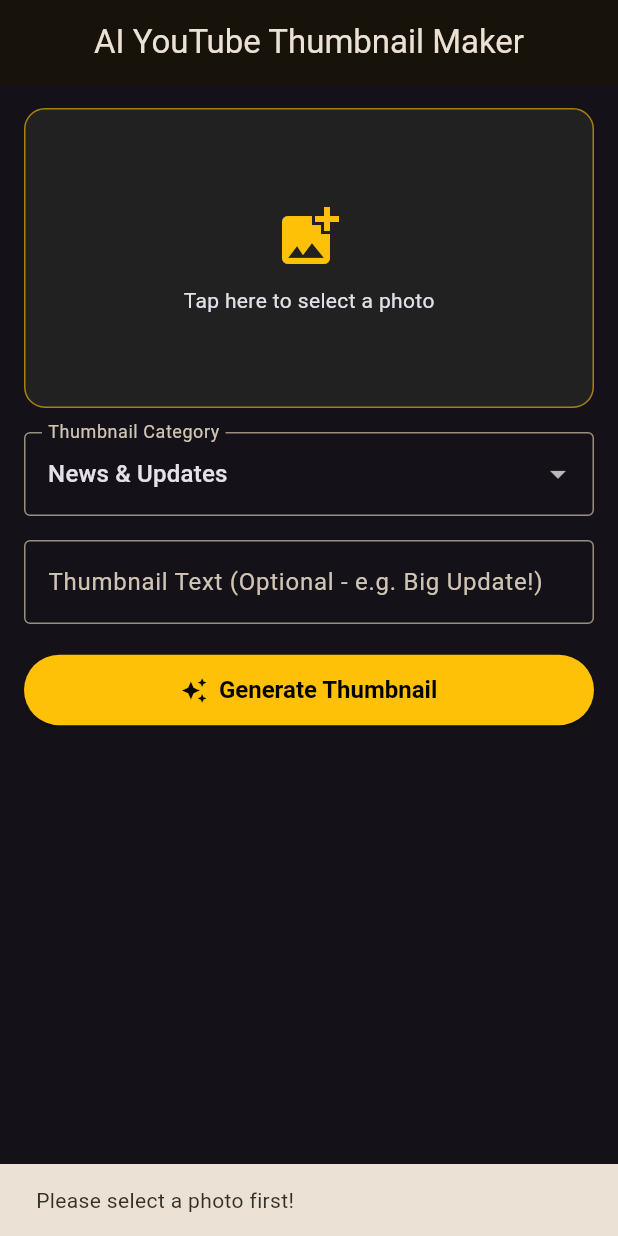
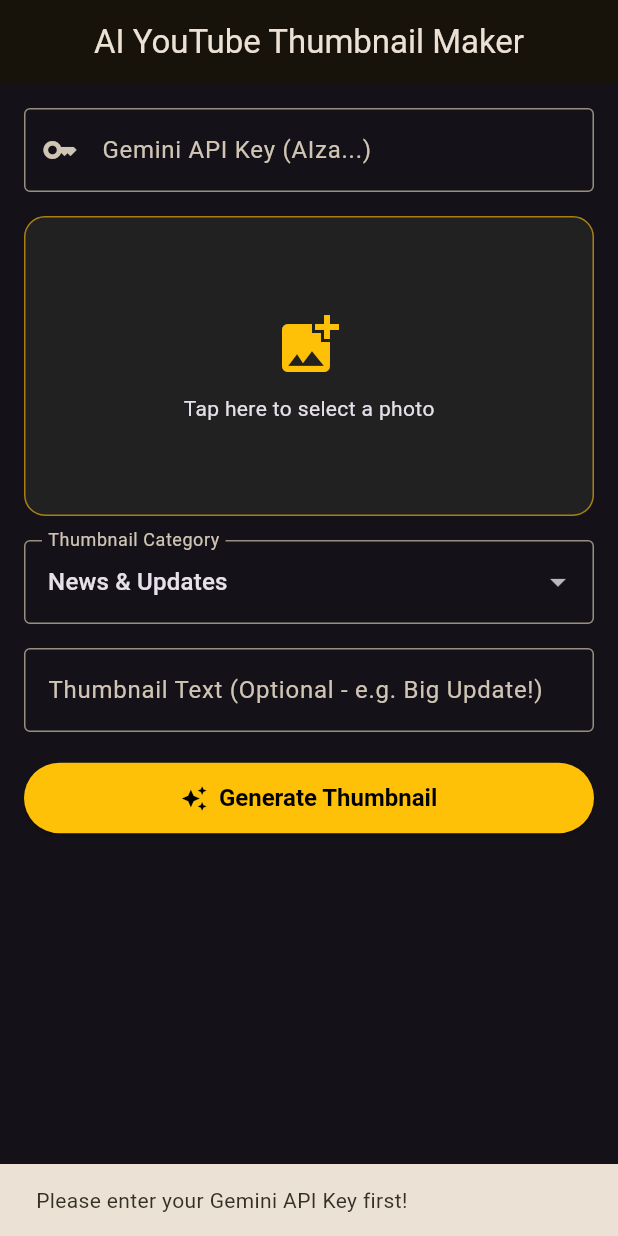
Before and after one commit to Varshinikanakala/TELUGU-THUMBNAIL, a Flutter app: the screen it shows after launch, after a tap on "Generate Thumbnail", on a phone screen of 412 x 824 dp. Run offline on Flutter 3.47's test engine with Material 3 defaults, Android fonts, the phone set to English and light mode, and no system bars; our stand-ins replace image_picker.

Commit message:
Refactor thumbnail generation and add API key input
Updated thumbnail generation logic to use Uint8List for image bytes instead of a URL. Added API key input field for Gemini API and improved error handling.

```diff
--- a/lib/main.dart
+++ b/lib/main.dart
@@ -1,5 +1,6 @@
 import 'dart:convert';
 import 'dart:io';
+import 'dart:typed_data';
 import 'package:flutter/material.dart';
 import 'package:image_picker/image_picker.dart';
 import 'package:http/http.dart' as http;
@@ -36,7 +37,7 @@ class ThumbnailHomePage extends StatefulWidget {
 
 class _ThumbnailHomePageState extends State<ThumbnailHomePage> {
   File? _selectedImage;
-  String? _generatedImageUrl;
+  Uint8List? _generatedImageBytes;
   bool _isLoading = false;
 
   String _selectedCategory = 'News & Updates';
@@ -48,22 +49,29 @@ class _ThumbnailHomePageState extends State<ThumbnailHomePage> {
     'Gaming & Mass',
   ];
 
+  final TextEditingController _apiKeyController = TextEditingController();
   final TextEditingController _titleController = TextEditingController();
   final ImagePicker _picker = ImagePicker();
-
-  final String _apiEndpoint = 'https://YOUR-BACKEND-URL/generate-thumbnail';
 
   Future<void> _pickImage() async {
     final XFile? picked = await _picker.pickImage(source: ImageSource.gallery);
     if (picked != null) {
       setState(() {
         _selectedImage = File(picked.path);
-        _generatedImageUrl = null;
+        _generatedImageBytes = null;
       });
     }
   }
 
   Future<void> _generateThumbnail() async {
+    final apiKey = _apiKeyController.text.trim();
+    if (apiKey.isEmpty) {
+      ScaffoldMessenger.of(context).showSnackBar(
+        const SnackBar(content: Text('Please enter your Gemini API Key first!')),
+      );
+      return;
+    }
+
     if (_selectedImage == null) {
       ScaffoldMessenger.of(context).showSnackBar(
         const SnackBar(content: Text('Please select a photo first!')),
@@ -73,35 +81,76 @@ class _ThumbnailHomePageState extends State<ThumbnailHomePage> {
 
     setState(() {
       _isLoading = true;
+      _generatedImageBytes = null;
     });
 
     try {
       final bytes = await _selectedImage!.readAsBytes();
       final base64Image = base64Encode(bytes);
+      final headline = _titleController.text.trim();
+
+      final prompt =
+          'Create a high-click-through-rate 16:9 YouTube thumbnail using the person/subject from this image. '
+          'Keep the person\'s face and identity exactly the same. '
+          'Style/Category: $_selectedCategory. '
+          '${headline.isNotEmpty ? 'Add bold, eye-catching 3D thumbnail text: "$headline". ' : ''}'
+          'Use dramatic studio lighting, vibrant background, high contrast, and professional YouTube thumbnail composition.';
+
+      final url = Uri.parse(
+        'https://generativelanguage.googleapis.com/v1beta/models/gemini-3.1-flash-image:generateContent?key=$apiKey',
+      );
 
       final response = await http.post(
-        Uri.parse(_apiEndpoint),
+        url,
         headers: {'Content-Type': 'application/json'},
         body: jsonEncode({
-          'image_base64': base64Image,
-          'category': _selectedCategory,
-          'headline': _titleController.text.trim(),
-          'aspect_ratio': '16:9',
+          'contents': [
+            {
+              'parts': [
+                {'text': prompt},
+                {
+                  'inlineData': {
+                    'mimeType': 'image/jpeg',
+                    'data': base64Image,
+                  }
+                }
+              ]
+            }
+          ],
+          'generationConfig': {
+            'responseModalities': ['TEXT', 'IMAGE'],
+          }
         }),
       );
 
       if (response.statusCode == 200) {
         final data = jsonDecode(response.body);
-        setState(() {
-          _generatedImageUrl = data['thumbnail_url'];
-        });
+        final parts = data['candidates']?[0]?['content']?['parts'] as List?;
+        Uint8List? imageBytes;
+
+        if (parts != null) {
+          for (final part in parts) {
+            if (part['inlineData'] != null && part['inlineData']['data'] != null) {
+              imageBytes = base64Decode(part['inlineData']['data']);
+              break;
+            }
+          }
+        }
+
+        if (imageBytes != null) {
+          setState(() {
+            _generatedImageBytes = imageBytes;
+          });
+        } else {
+          throw Exception('No image returned by Gemini. Try again.');
+        }
       } else {
-        throw Exception('Server error: ${response.statusCode}');
+        throw Exception('API Error ${response.statusCode}: ${response.body}');
       }
     } catch (e) {
       if (mounted) {
         ScaffoldMessenger.of(context).showSnackBar(
-          SnackBar(content: Text('Failed to generate thumbnail: $e')),
+          SnackBar(content: Text('Error: $e')),
         );
       }
     } finally {
@@ -125,6 +174,16 @@ class _ThumbnailHomePageState extends State<ThumbnailHomePage> {
         child: Column(
           crossAxisAlignment: CrossAxisAlignment.stretch,
           children: [
+            TextField(
+              controller: _apiKeyController,
+              obscureText: true,
+              decoration: const InputDecoration(
+                labelText: 'Gemini API Key (AIza...)',
+                border: OutlineInputBorder(),
+                prefixIcon: Icon(Icons.key),
+              ),
+            ),
+            const SizedBox(height: 16),
             GestureDetector(
               onTap: _pickImage,
               child: Container(
@@ -190,7 +249,7 @@ class _ThumbnailHomePageState extends State<ThumbnailHomePage> {
               ),
             ),
             const SizedBox(height: 24),
-            if (_generatedImageUrl != null) ...[
+            if (_generatedImageBytes != null) ...[
               const Text(
                 'Generated Thumbnail:',
                 style: TextStyle(fontSize: 16, fontWeight: FontWeight.bold),
@@ -200,7 +259,7 @@ class _ThumbnailHomePageState extends State<ThumbnailHomePage> {
                 aspectRatio: 16 / 9,
                 child: ClipRRect(
                   borderRadius: BorderRadius.circular(12),
-                  child: Image.network(_generatedImageUrl!, fit: BoxFit.cover),
+                  child: Image.memory(_generatedImageBytes!, fit: BoxFit.cover),
                 ),
               ),
             ],
```
